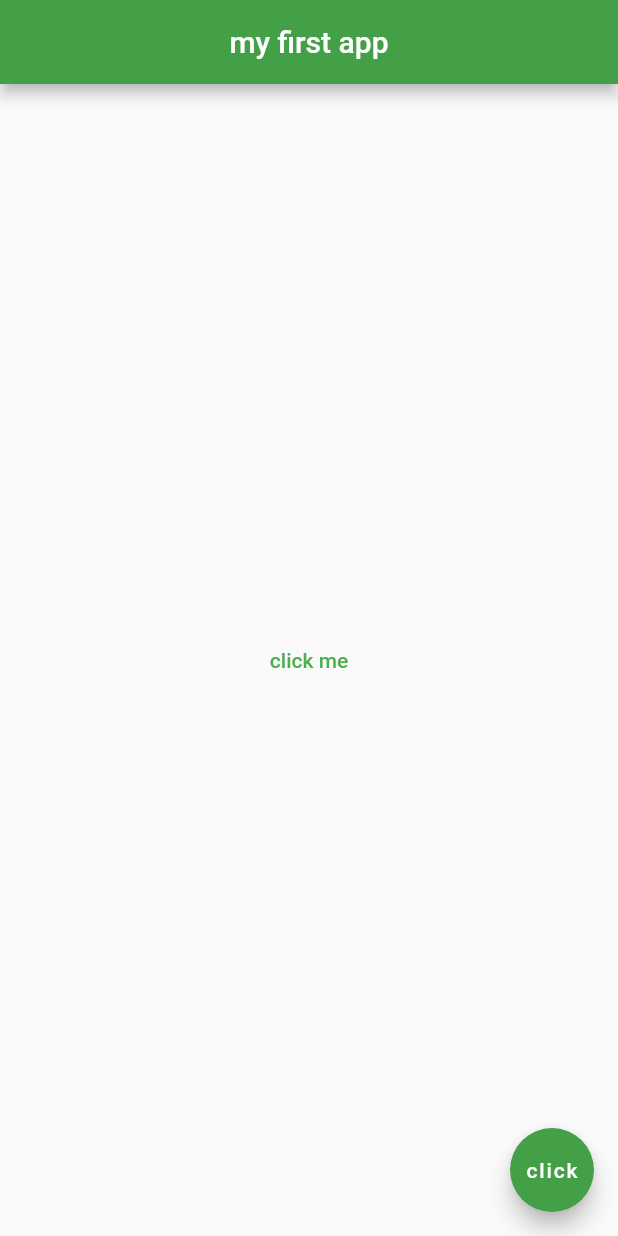
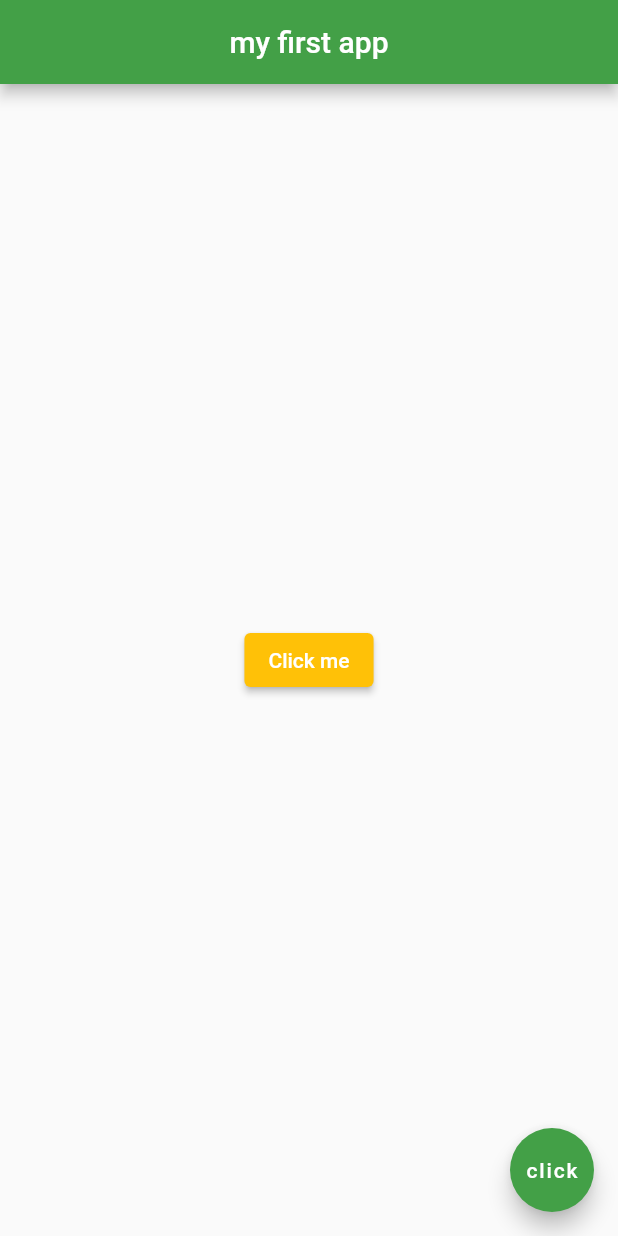
Before and after one commit to PasinduManeka/myapp, a Flutter app: the screen it shows after launch, on a phone screen of 412 x 824 dp. Run offline on Flutter 3.47's test engine with Material 2 defaults, Android fonts, the phone set to English and light mode, and no system bars.

Commit message:
add colors

```diff
--- a/lib/main.dart
+++ b/lib/main.dart
@@ -21,13 +21,13 @@ class Home extends StatelessWidget {
         backgroundColor: Colors.green[600],
       ),
       body: Center(
-        child: TextButton(
-          onPressed: () {
-            print('You Clicked me!');
-          },
-          child: Text('click me'),
-          style: TextButton.styleFrom(primary: Colors.green),
-        ),
+        child: ElevatedButton(
+          onPressed: (){},
+          child: Text('Click me'),
+          style: ElevatedButton.styleFrom(
+            primary: Colors.amber,
+          ),
+        )
       ),
       floatingActionButton: FloatingActionButton(
         onPressed: () {  },
```
